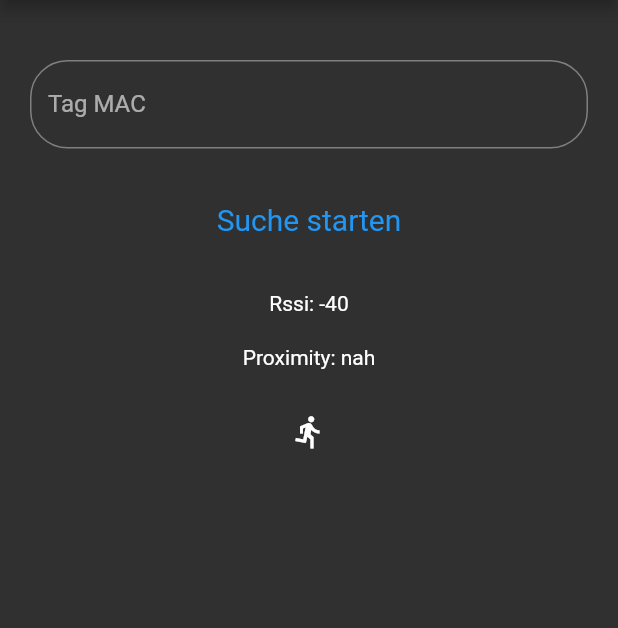
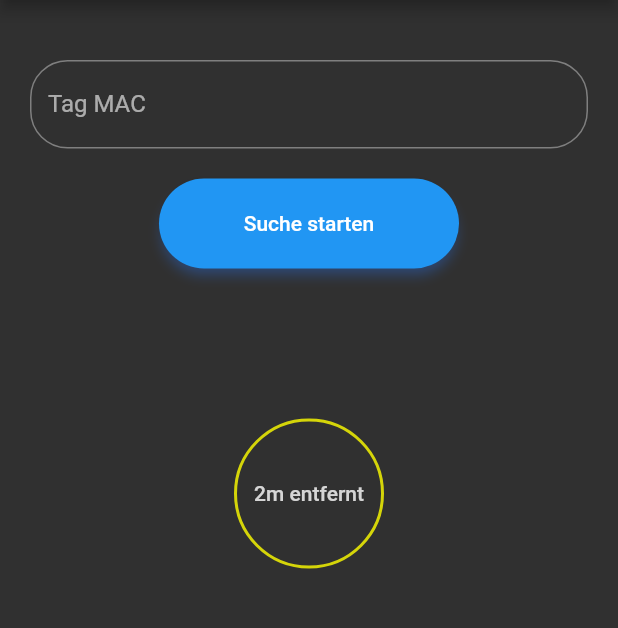
Before and after one commit to PauTheu/teco-not2far-app, a Flutter app: the screen it shows after launch, on a phone screen of 412 x 824 dp, the part 84-712 px from its top. Run offline on Flutter 3.47's test engine with Material 2 defaults, Android fonts, the light colour scheme and no system bars; our stand-ins replace flutter_blue, validators; Roboto replaces fonts that are missing (Hind).

Commit message:
simple interface

```diff
--- /dev/null
+++ b/lib/blinking_circle_widget.dart
@@ -0,0 +1,73 @@
+import 'package:flutter/material.dart';
+
+class BlinkingCircle extends StatefulWidget {
+  final double radius;
+  final Color borderColor;
+  final double borderWidth;
+  final String text;
+
+  const BlinkingCircle({
+    Key key,
+    this.radius = 50,
+    this.borderColor = Colors.yellowAccent,
+    this.borderWidth = 2,
+    this.text = '',
+  }) : super(key: key);
+
+  @override
+  _BlinkingCircleState createState() => _BlinkingCircleState();
+}
+
+class _BlinkingCircleState extends State<BlinkingCircle>
+    with SingleTickerProviderStateMixin {
+  AnimationController _animationController;
+
+  @override
+  void initState() {
+    super.initState();
+    _animationController = AnimationController(
+      duration: const Duration(seconds: 1),
+      vsync: this,
+    );
+    _animationController.repeat();
+  }
+
+  @override
+  void dispose() {
+    _animationController.dispose();
+    super.dispose();
+  }
+
+  @override
+  Widget build(BuildContext context) {
+    return AnimatedBuilder(
+      animation: _animationController,
+      builder: (context, child) {
+        return Opacity(
+          opacity: _animationController.value,
+          child: Container(
+            width: widget.radius * 2,
+            height: widget.radius * 2,
+            decoration: BoxDecoration(
+              shape: BoxShape.circle,
+              color: Colors.transparent,
+              border: Border.all(
+                color: widget.borderColor,
+                width: widget.borderWidth,
+              ),
+            ),
+            child: Center(
+              child: Text(
+                widget.text,
+                style: Theme.of(context)
+                    .textTheme
+                    .bodyText1
+                    .copyWith(color: Colors.white),
+              ),
+            ),
+          ),
+        );
+      },
+    );
+  }
+}
--- a/lib/main.dart
+++ b/lib/main.dart
@@ -1,11 +1,12 @@
 import 'dart:async';
 
 import 'package:flutter/material.dart';
-import 'package:location/location.dart';
 import 'package:flutter/services.dart';
-import 'package:latlong/latlong.dart';
 import 'package:validators/validators.dart';
 import 'package:flutter_blue/flutter_blue.dart';
+import 'animated_circle_widget.dart';
+import 'blinking_circle_widget.dart';
+import 'text_widget.dart';
 
 void main() => runApp(MyApp());
 
@@ -50,8 +51,6 @@ class _MyHomePageState extends State<MyHomePage> {
 
   String proximity;
 
-  int anzIcon = 1;
-
   BluetoothDevice eslDevice;
   StreamSubscription<ScanResult> sub;
   bool connectionStatus = false;
@@ -66,16 +65,20 @@ class _MyHomePageState extends State<MyHomePage> {
     return Container(height: x);
   }
 
-  Widget wspace(double x) {
-    return Container(width: x);
-  }
-
-  Widget RssiValueWidget() {
-    return Text('Rssi: -40');
-  }
-
-  Widget ProximityValueWidget() {
-    return Text('Proximity: nah');
+  Widget SearchButton() {
+    return ElevatedButton(
+      style: ElevatedButton.styleFrom(
+        primary: Colors.blue,
+        onPrimary: Colors.white,
+        shadowColor: Colors.blueAccent,
+        elevation: 3,
+        shape:
+            RoundedRectangleBorder(borderRadius: BorderRadius.circular(32.0)),
+        minimumSize: Size(200, 60),
+      ),
+      onPressed: () {},
+      child: Text('Suche starten'),
+    );
   }
 
   Widget startSearchButtonWidget() {
@@ -118,32 +121,6 @@ class _MyHomePageState extends State<MyHomePage> {
       },
     );
   }
-
-  Widget DistanceIconWidget() {
-    return Container(
-      padding: EdgeInsets.all(10.0),
-      child: Row(
-        mainAxisAlignment: MainAxisAlignment.center,
-        children: <Widget>[
-          anzIcon >= 1 ? Icon(Icons.directions_run) : Container(),
-          anzIcon >= 2 ? Icon(Icons.directions_run) : Container(),
-          anzIcon >= 3 ? Icon(Icons.directions_run) : Container(),
-          anzIcon >= 4 ? Icon(Icons.directions_run) : Container(),
-        ],
-      ),
-    );
-  }
-
-/* if (anzIconNeu == 0) {
-  await btc.write([0x00, 0x00, 0x00, 0x00]);
-} else if (anzIconNeu == 1) {
-  await btc.write([0xFF, 0x00, 0x00, 0x00]);
-} else if (anzIconNeu == 2) {
-  await btc.write([0xFF, 0xFF, 0x00, 0x00]);
-} else if (anzIconNeu == 3) {
-  await btc.write([0xFF, 0xFF, 0xFF, 0x00]);
-} else if (anzIconNeu == 4) {
-  await btc.write([0xFF, 0xFF, 0xFF, 0xFF]); */
 
   void startSearch() {
     sub = flutterBlue.scan().listen((scanResult) {
@@ -202,13 +179,9 @@ class _MyHomePageState extends State<MyHomePage> {
             hspace(20),
             tagInputWidget(),
             hspace(20),
-            startSearchButtonWidget(),
-            hspace(20),
-            RssiValueWidget(),
-            hspace(20),
-            ProximityValueWidget(),
-            hspace(20),
-            DistanceIconWidget(),
+            SearchButton(),
+            hspace(100),
+            BlinkingCircle(radius: 50, text: '2m entfernt')
           ]),
         ),
       ),
```
Also changed, not shown: lib/animated_circle_widget.dart (added, +48 -0 lines), lib/text_widget.dart (added, +21 -0 lines), 1 other file.
